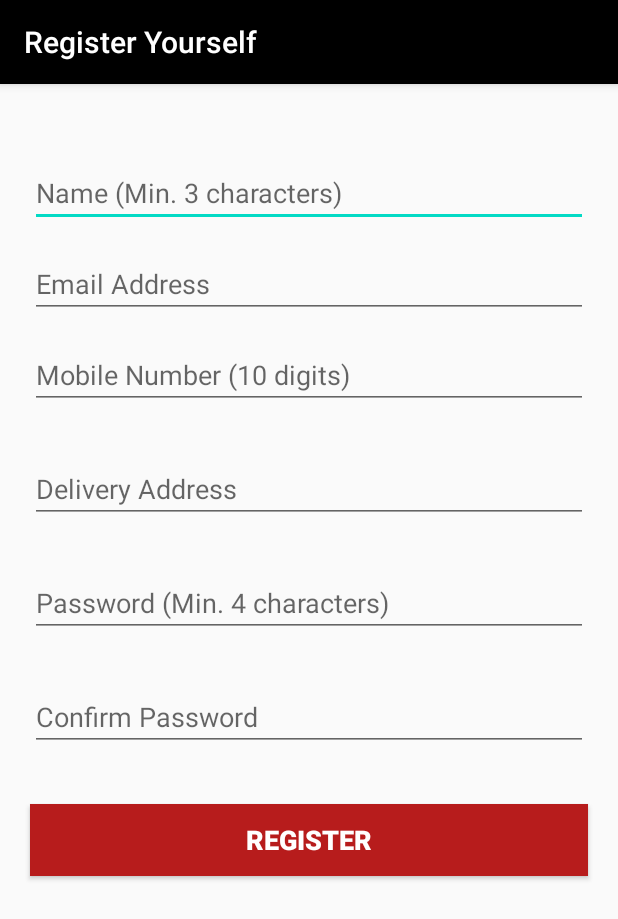
After one commit to Pratishtha123/foodRunner, an Android app: the Register_Activity screen opened directly, with no data from a screen before it, on a phone screen of 412 x 824 dp. The commit adds this screen. Shown: the top 919 px of the screen. Run offline under Robolectric (Android 15) with nearby library versions, the phone set to English and light mode, and no system bars.

Commit message:
Register Activity Created

```diff
--- a/app/src/main/AndroidManifest.xml
+++ b/app/src/main/AndroidManifest.xml
@@ -9,7 +9,10 @@
         android:roundIcon="@mipmap/ic_launcher_round"
         android:supportsRtl="true"
         android:theme="@style/AppTheme">
-        <activity android:name=".Login_Activity"></activity>
+        <activity android:name=".Forgot_Activity"></activity>
+        <activity android:name=".Register2" />
+        <activity android:name=".Register_Activity" />
+        <activity android:name=".Main_Activity" />
         <activity android:name=".Splash_Activity">
             <intent-filter>
                 <action android:name="android.intent.action.MAIN" />
--- /dev/null
+++ b/app/src/main/java/com/pratishtha/foodrunner/Register_Activity.kt
@@ -0,0 +1,39 @@
+package com.pratishtha.foodrunner
+
+import androidx.appcompat.app.AppCompatActivity
+import android.os.Bundle
+import android.widget.Button
+import android.widget.EditText
+import android.widget.Toast
+
+class Register_Activity : AppCompatActivity() {
+
+    lateinit var etName:EditText
+    lateinit var etEmail:EditText
+    lateinit var etMobileNumber2:EditText
+    lateinit var etAddress:EditText
+    lateinit var etPassword2:EditText
+    lateinit var etConfirmPassword:EditText
+    lateinit var btnRegisterPage:Button
+
+    override fun onCreate(savedInstanceState: Bundle?) {
+        super.onCreate(savedInstanceState)
+        setContentView(R.layout.activity_register)
+        title="Register Yourself"
+
+        etName=findViewById(R.id.etName)
+        etEmail=findViewById(R.id.etEmail)
+        etMobileNumber2=findViewById(R.id.etMobileNumber2)
+        etAddress=findViewById(R.id.etAddress)
+        etPassword2=findViewById(R.id.etPassword2)
+        etConfirmPassword=findViewById(R.id.etConfirmPassword)
+        btnRegisterPage=findViewById(R.id.btnRegisterPage)
+
+        btnRegisterPage.setOnClickListener {
+
+            Toast.makeText(this@Register_Activity,"Successfully Registered",Toast.LENGTH_LONG).show()
+
+        }
+
+    }
+}
--- a/app/src/main/java/com/pratishtha/foodrunner/Splash_Activity.kt
+++ b/app/src/main/java/com/pratishtha/foodrunner/Splash_Activity.kt
@@ -12,7 +12,7 @@ class Splash_Activity : AppCompatActivity() {
         setContentView(R.layout.activity_splash)
 
         Handler().postDelayed({
-            val intent=Intent(this@Splash_Activity,Login_Activity::class.java)
+            val intent=Intent(this@Splash_Activity,Main_Activity::class.java)
             startActivity(intent)
         },2000)
     }
--- /dev/null
+++ b/app/src/main/res/layout/activity_register.xml
@@ -0,0 +1,90 @@
+<?xml version="1.0" encoding="utf-8"?>
+<RelativeLayout xmlns:android="http://schemas.android.com/apk/res/android"
+    xmlns:app="http://schemas.android.com/apk/res-auto"
+    xmlns:tools="http://schemas.android.com/tools"
+    android:layout_width="match_parent"
+    android:layout_height="match_parent"
+    tools:context=".Register_Activity">
+
+    <EditText
+        android:id="@+id/etName"
+        android:layout_width="match_parent"
+        android:layout_height="wrap_content"
+        android:layout_marginHorizontal="20dp"
+        android:hint="@string/name"
+        android:textColor="#000000"
+        android:inputType="text"
+        android:layout_marginTop="50dp"/>
+
+    <EditText
+        android:id="@+id/etEmail"
+        android:layout_width="match_parent"
+        android:layout_height="wrap_content"
+        android:layout_marginHorizontal="20dp"
+        android:layout_below="@id/etName"
+        android:hint="@string/email_address"
+        android:textColor="#000000"
+        android:inputType="textEmailAddress"
+        android:layout_marginTop="15dp"/>
+
+    <EditText
+        android:id="@+id/etMobileNumber2"
+        android:layout_width="match_parent"
+        android:layout_height="wrap_content"
+        android:layout_marginHorizontal="20dp"
+        android:hint="@string/mobile"
+        android:maxLength="10"
+        android:maxLines="1"
+        android:textColor="#000000"
+        android:layout_below="@id/etEmail"
+        android:inputType="number"
+        android:layout_marginVertical="15dp"/>
+
+    <EditText
+        android:id="@+id/etAddress"
+        android:layout_width="match_parent"
+        android:layout_height="wrap_content"
+        android:layout_marginHorizontal="20dp"
+        android:hint="@string/delivery_address"
+        android:layout_below="@id/etMobileNumber2"
+        android:textColor="#000000"
+        android:inputType="text"
+        android:layout_marginVertical="15dp"/>
+
+    <EditText
+        android:id="@+id/etPassword2"
+        android:layout_width="match_parent"
+        android:layout_height="wrap_content"
+        android:layout_marginHorizontal="20dp"
+        android:hint="@string/password_min"
+        android:layout_below="@id/etAddress"
+        android:textColor="#000000"
+        android:inputType="textPassword"
+        android:layout_marginVertical="15dp"/>
+
+    <EditText
+        android:id="@+id/etConfirmPassword"
+        android:layout_width="match_parent"
+        android:layout_height="wrap_content"
+        android:layout_marginHorizontal="20dp"
+        android:hint="Confirm Password"
+        android:textColor="#000000"
+        android:layout_below="@id/etPassword2"
+        android:inputType="textPassword"
+        android:layout_marginVertical="15dp"/>
+
+    <Button
+        android:id="@+id/btnRegisterPage"
+        android:layout_width="match_parent"
+        android:layout_height="wrap_content"
+        android:layout_marginHorizontal="20dp"
+        android:textColor="#ffffff"
+        android:background="#b71c1c"
+        android:text="@string/register2"
+        android:textStyle="bold"
+        android:textSize="18sp"
+        android:layout_below="@id/etConfirmPassword"
+        android:layout_marginTop="20dp"/>
+
+
+</RelativeLayout>
--- a/app/src/main/res/layout/activity_splash.xml
+++ b/app/src/main/res/layout/activity_splash.xml
@@ -4,7 +4,7 @@
     xmlns:tools="http://schemas.android.com/tools"
     android:layout_width="match_parent"
     android:layout_height="match_parent"
-    tools:context=".Login_Activity"
+    tools:context=".Main_Activity"
     android:background="#ffffff">
 
     <ImageView
--- a/app/src/main/res/values/colors.xml
+++ b/app/src/main/res/values/colors.xml
@@ -1,6 +1,6 @@
 <?xml version="1.0" encoding="utf-8"?>
 <resources>
-    <color name="colorPrimary">#6200EE</color>
-    <color name="colorPrimaryDark">#3700B3</color>
+    <color name="colorPrimary">#000000</color>
+    <color name="colorPrimaryDark">#000000</color>
     <color name="colorAccent">#03DAC5</color>
 </resources>
--- a/app/src/main/res/values/strings.xml
+++ b/app/src/main/res/values/strings.xml
@@ -5,4 +5,12 @@
     <string name="login">Login</string>
     <string name="forgot_password">Forgot Password?</string>
     <string name="food_runner">Food Runner</string>
+    <string name="name">Name (Min. 3 characters)</string>
+    <string name="email_address">Email Address</string>
+    <string name="mobile">Mobile Number (10 digits)</string>
+    <string name="delivery_address">Delivery Address</string>
+    <string name="password_min">Password (Min. 4 characters)</string>
+    <string name="sign_up">Don\'t have an account?Sign up now</string>
+    <string name="register2">Register</string>
+    <string name="enter">Enter your registered mobile number and email below</string>
 </resources>
```
Also changed, not shown: app/src/main/java/com/pratishtha/foodrunner/Forgot_Activity.kt (renamed from app/src/main/java/com/pratishtha/foodrunner/Login_Activity.kt, +3 -7 lines), app/src/main/java/com/pratishtha/foodrunner/Main_Activity.kt (added, +48 -0 lines), app/src/main/res/layout/activity_forgot_.xml (added, +32 -0 lines), app/src/main/res/layout/activity_main.xml (+5 -3 lines).
